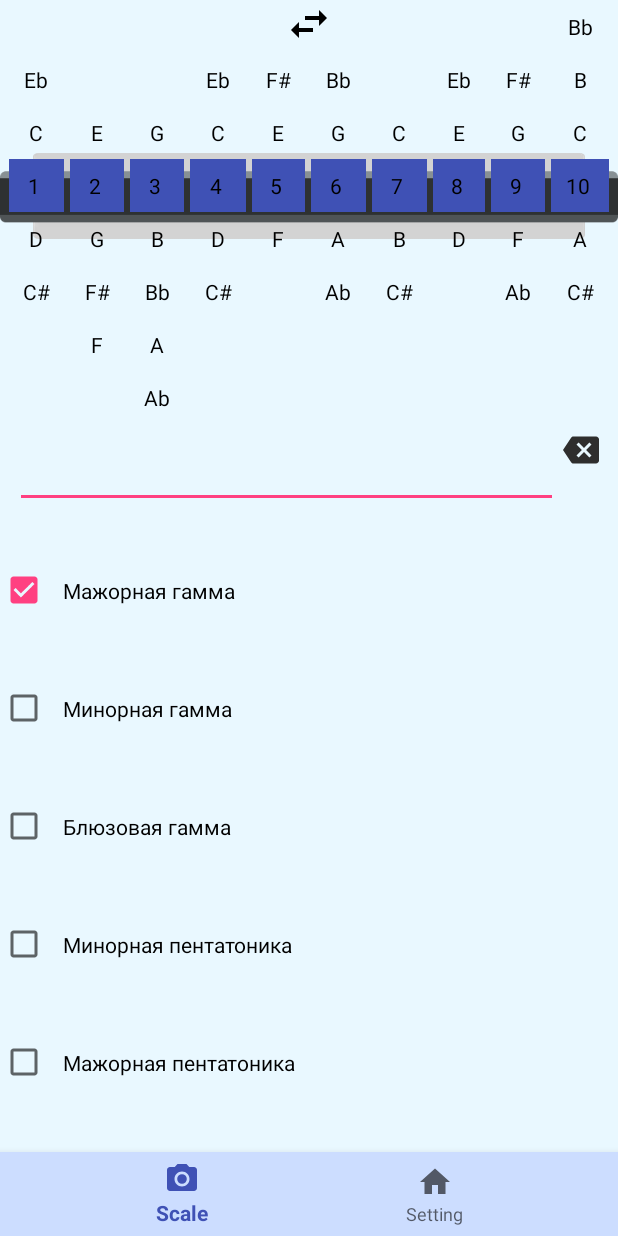
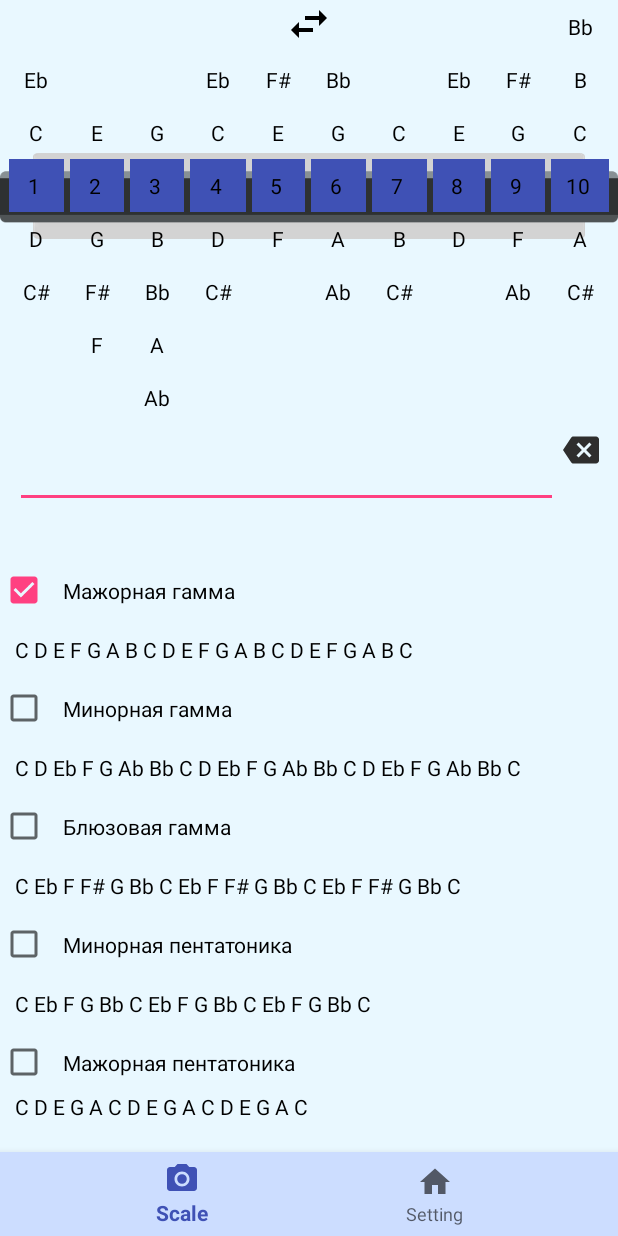
Before and after one commit to AndrianAD/kotlin_test, an Android app: the ScaleFragment screen opened through its navigation route, after a tap on "Мажорная гамма", on a phone screen of 412 x 824 dp. Run offline under Robolectric (Android 15) with nearby library versions, the phone set to English and light mode, and no system bars; our stand-ins replace navigation-ui; 5 statements that could not run were skipped.

Commit message:
adding scale

```diff
--- a/app/src/main/java/com/example/kotlin_test/Fragments/ScaleFragment.kt
+++ b/app/src/main/java/com/example/kotlin_test/Fragments/ScaleFragment.kt
@@ -5,8 +5,10 @@ import android.os.Bundle
 import android.view.LayoutInflater
 import android.view.View
 import android.view.ViewGroup
+import android.widget.TextView
 import com.example.kotlin_test.R
-import com.example.kotlin_test.SecondActivity
+import com.example.kotlin_test.SecondActivity.Companion.harp1
+import com.example.kotlin_test.SecondActivity.Companion.harp2
 import com.example.kotlin_test.Util
 import kotlinx.android.synthetic.main.fragment_scale.*
 import kotlinx.android.synthetic.main.fragment_scale.view.*
@@ -19,14 +21,43 @@ class ScaleFragment : androidx.fragment.app.Fragment() {
 
 
 
+        makeScale(true, Util.majorScale, view.gamma_major)
+        makeScale(true, Util.minorScale, view.gamma_minor)
+        makeScale(true, Util.bluesScale, view.gamma_blues)
+        makeScale(true, Util.pentaminorScale, view.penta_minor)
+        makeScale(true, Util.pentamajorScale, view.penta_major)
+
+
 
         view.checkBox__major.setOnClickListener {
-            var list = SecondActivity.harp1.allnote.slice(Util.majorScale)
-            var list2 = SecondActivity.harp1.allnote.slice(Util.majorScale)
+
         }
 
         return view
     }
 
 
+    fun makeScale(isChecked: Boolean, scaleArray: List<Int>, textView: TextView) {
+        val differencePosition = Util.checkDifferencePosition(harp1.position, harp2.position)
+        var i = 0
+        var j = 0
+        var index: Int
+        var nots: Pair<String, String>
+        var result = ""
+        while (i < 37 - differencePosition) {
+            index = scaleArray[j]
+            nots = harp1.allnote[i + differencePosition]
+            j++
+            if (j == scaleArray.size) {
+                j = 0
+            }
+            result += if (isChecked) nots.first + " " else nots.second + " "
+            i += index
+
+        }
+        textView.text = result
+
+    }
+
+
 }
--- a/app/src/main/java/com/example/kotlin_test/Util.kt
+++ b/app/src/main/java/com/example/kotlin_test/Util.kt
@@ -69,7 +69,7 @@ object Util {
         val str = inputtabs.split(" ").toMutableList()
         for (index in str.indices)
             if (str[index] == "+3" && harp.stroi != PADDY) {
-                str[index] = "+2"
+                str[index] = "-2"
             }
         return str
     }
@@ -131,7 +131,7 @@ object Util {
     }
 
 
-    private fun checkDifferencePosition(n: Int, z: Int): Int {
+     fun checkDifferencePosition(n: Int, z: Int): Int {
         val temps = z - n
         for (i in -1 downTo -11) {
             if (temps == i) return 12 - -i
--- a/app/src/main/res/layout/fragment_scale.xml
+++ b/app/src/main/res/layout/fragment_scale.xml
@@ -23,6 +23,7 @@
         android:layout_width="match_parent"
         android:layout_height="wrap_content"
         android:padding="10dp"
+        android:textColor="@android:color/black"
         app:layout_constraintStart_toStartOf="parent"
         app:layout_constraintTop_toBottomOf="@id/checkBox__major" />
 
@@ -41,6 +42,7 @@
         android:layout_width="match_parent"
         android:layout_height="wrap_content"
         android:padding="10dp"
+        android:textColor="@android:color/black"
         app:layout_constraintStart_toStartOf="parent"
         app:layout_constraintTop_toBottomOf="@id/checkBox_minor" />
 
@@ -58,6 +60,7 @@
         android:layout_width="match_parent"
         android:layout_height="wrap_content"
         android:padding="10dp"
+        android:textColor="@android:color/black"
         app:layout_constraintStart_toStartOf="parent"
         app:layout_constraintTop_toBottomOf="@id/checkBox_blues" />
 
@@ -75,6 +78,7 @@
         android:layout_width="match_parent"
         android:layout_height="wrap_content"
         android:padding="10dp"
+        android:textColor="@android:color/black"
         app:layout_constraintStart_toStartOf="parent"
         app:layout_constraintTop_toBottomOf="@id/checkBox_penta_minor" />
 
@@ -84,6 +88,7 @@
         android:layout_height="wrap_content"
         android:padding="10dp"
         android:text="Мажорная пентатоника"
+        android:textColor="@android:color/black"
         app:layout_constraintStart_toStartOf="parent"
         app:layout_constraintTop_toBottomOf="@id/penta_minor" />
 
@@ -91,7 +96,10 @@
         android:id="@+id/penta_major"
         android:layout_width="match_parent"
         android:layout_height="wrap_content"
-        android:paddingBottom="50dp"
+        android:paddingStart="10dp"
+        android:paddingEnd="10dp"
+        android:paddingBottom="80dp"
+        android:textColor="@android:color/black"
         app:layout_constraintStart_toStartOf="parent"
         app:layout_constraintTop_toBottomOf="@id/checkBox_penta_major" />
 
```
Also changed, not shown: app/src/main/java/com/example/kotlin_test/Fragments/SettingFragment.kt (+0 -7 lines).
